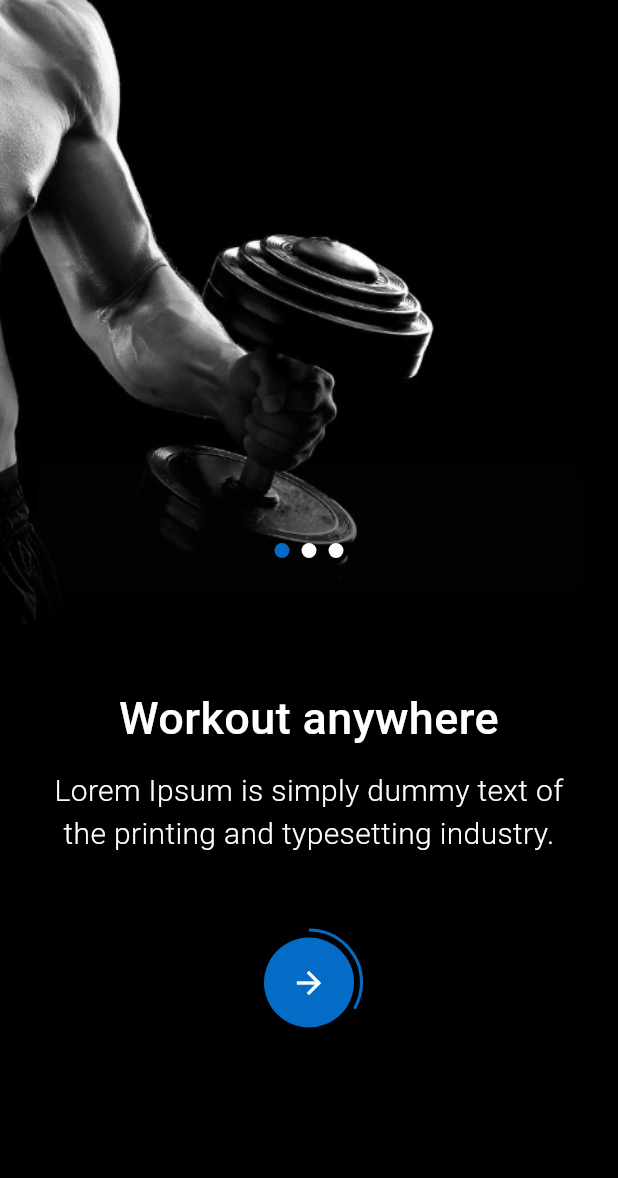
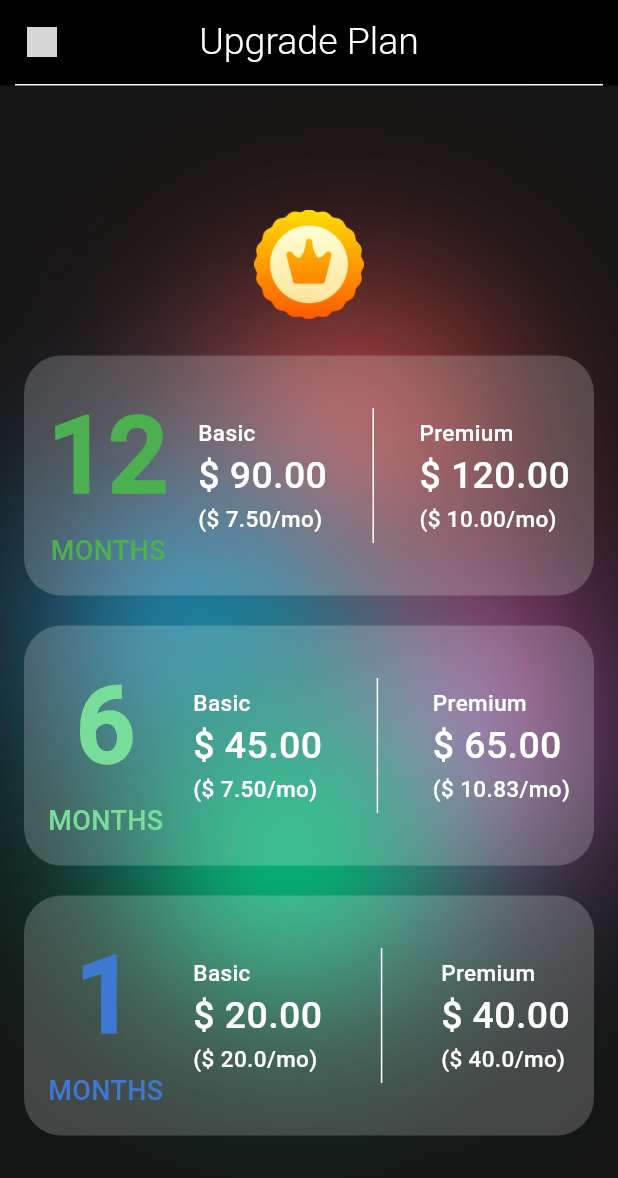
Before and after one commit to mohitrajsinghit/Activeai, a Flutter app: the screen it shows after launch, on a phone screen of 412 x 824 dp. Shown: the top 1178 px of the screen. Run offline on Flutter 3.47's test engine with Material 3 defaults, Android fonts, the phone set to English and light mode, and no system bars; drawn by our look-alikes of smooth_page_indicator; our stand-ins replace intl_phone_field, video_player; grey boxes are pictures that could not be loaded.

Commit message:
upgrade page

```diff
--- a/lib/main.dart
+++ b/lib/main.dart
@@ -1,4 +1,4 @@
-
+import 'package:activeai/view/Main_Tab_Page/Profile/upgradeplanview.dart';
 import 'package:activeai/view/on_boarding/started_view.dart';
 import 'package:flutter/material.dart';
 
@@ -19,7 +19,7 @@ class MyApp extends StatelessWidget {
         fontFamily: "Roboto",
         useMaterial3: true,
       ),
-      home: const StartedView(),
+      home: UpgradePlanView(),
     );
   }
 }
--- a/lib/view/Main_Tab_Page/Home/home_view.dart
+++ b/lib/view/Main_Tab_Page/Home/home_view.dart
@@ -152,7 +152,7 @@ class _HomeViewState extends State<HomeView> {
                     ),
                   ],
                 ),
-                Padding(
+                const Padding(
                   padding: const EdgeInsets.all(8.0),
                   child: Text(
                     'Comments section...', // Replace with actual comments
@@ -163,10 +163,10 @@ class _HomeViewState extends State<HomeView> {
                   padding: const EdgeInsets.all(8.0),
                   child: InkWell(
                     onTap: () {
-                      // Handle view all comments action
+
                     },
                     child: Text(
-                      'View all comments', // Replace with translation or localization
+                      'View all comments',
                       style: TextStyle(color: Colors.grey),
                     ),
                   ),
--- /dev/null
+++ b/lib/view/Main_Tab_Page/Profile/upgradeplanview.dart
@@ -0,0 +1,565 @@
+import 'package:flutter/material.dart';
+
+class UpgradePlanView extends StatefulWidget {
+  const UpgradePlanView({super.key});
+
+  @override
+  State<UpgradePlanView> createState() => _UpgradePlanViewState();
+}
+
+class _UpgradePlanViewState extends State<UpgradePlanView> {
+  late Size media;
+
+  void _showPlanDetails(BuildContext context) {
+    showModalBottomSheet(
+      context: context,
+      backgroundColor: Colors.black,
+      shape: RoundedRectangleBorder(
+        borderRadius: BorderRadius.circular(20.0),
+      ),
+      builder: (BuildContext context) {
+        return Container(
+          padding: const EdgeInsets.all(16.0),
+          decoration: BoxDecoration(
+            color: const Color(0xFF141414),
+            borderRadius: BorderRadius.circular(20.0),
+          ),
+          child: Column(
+            mainAxisSize: MainAxisSize.min,
+            children: [
+              const Text(
+                "12 Months",
+                style: TextStyle(
+                  color: Colors.white,
+                  fontSize: 30,
+                  fontWeight: FontWeight.w500,
+                ),
+              ),
+              const SizedBox(height: 16),
+              const Row(
+                mainAxisAlignment: MainAxisAlignment.spaceBetween,
+                children: [
+                  Column(
+                    crossAxisAlignment: CrossAxisAlignment.start,
+                    children: [
+                      Text(
+                        "Basic",
+                        style: TextStyle(
+                          color: Colors.white,
+                          fontSize: 18,
+                        ),
+                      ),
+                      Text(
+                        "Access to Individual",
+                        style: TextStyle(
+                          color: Colors.white,
+                          fontSize: 14,
+                        ),
+                      ),
+                      Text(
+                        "Access to Group of 5",
+                        style: TextStyle(
+                          color: Colors.white,
+                          fontSize: 14,
+                        ),
+                      ),
+                    ],
+                  ),
+                  const SizedBox(width: 20),
+                  Column(
+                    crossAxisAlignment: CrossAxisAlignment.start,
+                    children: [
+                      Text(
+                        "Premium",
+                        style: TextStyle(
+                          color: Colors.white,
+                          fontSize: 18,
+                        ),
+                      ),
+                      Text(
+                        "Access to Individual",
+                        style: TextStyle(
+                          color: Colors.white,
+                          fontSize: 14,
+                        ),
+                      ),
+                      Text(
+                        "Access to Group of 5",
+                        style: TextStyle(
+                          color: Colors.white,
+                          fontSize: 14,
+                        ),
+                      ),
+                    ],
+                  ),
+                ],
+              ),
+              const SizedBox(height: 16),
+              RoundButton(
+                text: "Upgrade",
+                onPressed: () {
+                  // Handle the upgrade logic here
+                },
+              ),
+            ],
+          ),
+        );
+      },
+    );
+  }
+
+  @override
+  Widget build(BuildContext context) {
+    media = MediaQuery.of(context).size;
+    return Scaffold(
+      backgroundColor: const Color(0xFF141414),
+      appBar: AppBar(
+        backgroundColor: Colors.black,
+        leading: InkWell(
+          onTap: () {
+            Navigator.pop(context);
+          },
+          child: Container(
+            margin: const EdgeInsets.all(8),
+            height: 40,
+            width: 40,
+            alignment: Alignment.center,
+            child: Image.asset(
+              "assets/img/black_btn.png",
+              width: 20,
+              height: 20,
+              fit: BoxFit.contain,
+            ),
+          ),
+        ),
+        title: const Text(
+          'Upgrade Plan',
+          style: TextStyle(
+            fontSize: 25,
+            fontWeight: FontWeight.w100,
+            color: Colors.white,
+          ),
+        ),
+        centerTitle: true,
+        bottom: PreferredSize(
+          preferredSize: const Size.fromHeight(1.0),
+          child: Container(
+            margin: const EdgeInsets.symmetric(horizontal: 10.0),
+            height: 1.0,
+            color: Colors.white,
+          ),
+        ),
+      ),
+      body: Stack(
+        children: [
+          const Positioned.fill(
+            child: DecoratedBox(
+              decoration: BoxDecoration(
+                image: DecorationImage(
+                  image: AssetImage("assets/img/profile_bg.png"),
+                  fit: BoxFit.cover,
+                ),
+              ),
+            ),
+          ),
+          Positioned(
+            width: 73.01,
+            height: 178.5,
+            left: media.width / 2 - 73.01 / 2,
+            top: 30,
+            child: Image.asset(
+              "assets/img/premium-quality-coin.png",
+              width: 113,
+              height: 113,
+              fit: BoxFit.contain,
+            ),
+          ),
+          Positioned(
+            left: 16,
+            right: 16,
+            top: 180,
+            child: GestureDetector(
+              onTap: () => _showPlanDetails(context),
+              child: Container(
+                height: 160,
+                padding: const EdgeInsets.all(16.0),
+                decoration: BoxDecoration(
+                  color: Colors.white.withOpacity(0.2),
+                  borderRadius: BorderRadius.circular(25),
+                ),
+                child: Center(
+                  child: Row(
+                    crossAxisAlignment: CrossAxisAlignment.start,
+                    children: [
+                      Container(
+                        alignment: Alignment.center,
+                        child: const Column(
+                          mainAxisAlignment: MainAxisAlignment.center,
+                          crossAxisAlignment: CrossAxisAlignment.center,
+                          children: [
+                            Text(
+                              "12",
+                              style: TextStyle(
+                                color: Colors.green,
+                                fontSize: 70,
+                                fontWeight: FontWeight.bold,
+                              ),
+                            ),
+                            Text(
+                              "MONTHS",
+                              style: TextStyle(
+                                color: Colors.green,
+                                fontSize: 18,
+                              ),
+                            ),
+                          ],
+                        ),
+                      ),
+                      SizedBox(width: 20),
+                      Expanded(
+                        child: Column(
+                          mainAxisAlignment: MainAxisAlignment.center,
+                          children: [
+                            Row(
+                              mainAxisAlignment: MainAxisAlignment.spaceBetween,
+                              children: [
+                                const Column(
+                                  crossAxisAlignment: CrossAxisAlignment.start,
+                                  children: [
+                                    Text(
+                                      "Basic",
+                                      style: TextStyle(
+                                        color: Colors.white,
+                                        fontSize: 15,
+                                      ),
+                                    ),
+                                    Text(
+                                      "\$ 90.00",
+                                      style: TextStyle(
+                                        color: Colors.white,
+                                        fontSize: 25,
+                                      ),
+                                    ),
+                                    Text(
+                                      "(\$ 7.50/mo)",
+                                      style: TextStyle(
+                                        color: Colors.white,
+                                        fontSize: 15,
+                                      ),
+                                    ),
+                                  ],
+                                ),
+                                SizedBox(width: 20),
+                                Container(
+                                  height: 90,
+                                  width: 1,
+                                  color: Colors.white,
+                                ),
+                                SizedBox(width: 20),
+                                const Column(
+                                  crossAxisAlignment: CrossAxisAlignment.start,
+                                  children: [
+                                    Text(
+                                      "Premium",
+                                      style: TextStyle(
+                                        color: Colors.white,
+                                        fontSize: 15,
+                                      ),
+                                    ),
+                                    Text(
+                                      "\$ 120.00",
+                                      style: TextStyle(
+                                        color: Colors.white,
+                                        fontSize: 25,
+                                      ),
+                                    ),
+                                    Text(
+                                      "(\$ 10.00/mo)",
+                                      style: TextStyle(
+                                        color: Colors.white,
+                                        fontSize: 15,
+                                      ),
+                                    ),
+                                  ],
+                                ),
+                              ],
+                            ),
+                          ],
+                        ),
+                      ),
+                    ],
+                  ),
+                ),
+              ),
+            ),
+          ),
+          Positioned(
+            left: 16,
+            right: 16,
+            top: 360,
+            child: Container(
+              height: 160,
+              padding: const EdgeInsets.all(16.0),
+              decoration: BoxDecoration(
+                color: Colors.white.withOpacity(0.2),
+                borderRadius: BorderRadius.circular(25),
+              ),
+              child: Center(
+                child: Row(
+                  crossAxisAlignment: CrossAxisAlignment.start,
+                  children: [
+                    Container(
+                      alignment: Alignment.center,
+                      child: const Column(
+                        mainAxisAlignment: MainAxisAlignment.center,
+                        crossAxisAlignment: CrossAxisAlignment.center,
+                        children: [
+                          Text(
+                            "6",
+                            style: TextStyle(
+                              color: Color.fromARGB(255, 121, 221, 154),
+                              fontSize: 70,
+                              fontWeight: FontWeight.bold,
+                            ),
+                          ),
+                          Text(
+                            "MONTHS",
+                            style: TextStyle(
+                              color: Color.fromARGB(255, 121, 221, 154),
+                              fontSize: 18,
+                            ),
+                          ),
+                        ],
+                      ),
+                    ),
+                    SizedBox(width: 20),
+                    Expanded(
+                      child: Column(
+                        mainAxisAlignment: MainAxisAlignment.center,
+                        children: [
+                          Row(
+                            mainAxisAlignment: MainAxisAlignment.spaceBetween,
+                            children: [
+                              const Column(
+                                crossAxisAlignment: CrossAxisAlignment.start,
+                                children: [
+                                  Text(
+                                    "Basic",
+                                    style: TextStyle(
+                                      color: Colors.white,
+                                      fontSize: 15,
+                                    ),
+                                  ),
+                                  Text(
+                                    "\$ 45.00",
+                                    style: TextStyle(
+                                      color: Colors.white,
+                                      fontSize: 25,
+                                    ),
+                                  ),
+                                  Text(
+                                    "(\$ 7.50/mo)",
+                                    style: TextStyle(
+                                      color: Colors.white,
+                                      fontSize: 15,
+                                    ),
+                                  ),
+                                ],
+                              ),
+                              SizedBox(width: 20),
+                              Container(
+                                height: 90,
+                                width: 1,
+                                color: Colors.white,
+                              ),
+                              SizedBox(width: 20),
+                              const Column(
+                                crossAxisAlignment: CrossAxisAlignment.start,
+                                children: [
+                                  Text(
+                                    "Premium",
+                                    style: TextStyle(
+                                      color: Colors.white,
+                                      fontSize: 15,
+                                    ),
+                                  ),
+                                  Text(
+                                    "\$ 65.00",
+                                    style: TextStyle(
+                                      color: Colors.white,
+                                      fontSize: 25,
+                                    ),
+                                  ),
+                                  Text(
+                                    "(\$ 10.83/mo)",
+                                    style: TextStyle(
+                                      color: Colors.white,
+                                      fontSize: 15,
+                                    ),
+                                  ),
+                                ],
+                              ),
+                            ],
+                          ),
+                        ],
+                      ),
+                    ),
+                  ],
+                ),
+              ),
+            ),
+          ),
+          Positioned(
+            left: 16,
+            right: 16,
+            top: 540,
+            child: Container(
+              height: 160,
+              padding: const EdgeInsets.all(16.0),
+              decoration: BoxDecoration(
+                color: Colors.white.withOpacity(0.2),
+                borderRadius: BorderRadius.circular(25),
+              ),
+              child: Center(
+                child: Row(
+                  crossAxisAlignment: CrossAxisAlignment.start,
+                  children: [
+                    Container(
+                      alignment: Alignment.center,
+                      child: const Column(
+                        mainAxisAlignment: MainAxisAlignment.center,
+                        crossAxisAlignment: CrossAxisAlignment.center,
+                        children: [
+                          Text(
+                            "1",
+                            style: TextStyle(
+                              color: Color.fromARGB(255, 61, 121, 210),
+                              fontSize: 70,
+                              fontWeight: FontWeight.bold,
+                            ),
+                          ),
+                          Text(
+                            "MONTHS",
+                            style: TextStyle(
+                              color: Color.fromARGB(255, 61, 121, 210),
+                              fontSize: 18,
+                            ),
+                          ),
+                        ],
+                      ),
+                    ),
+                    SizedBox(width: 20),
+                    Expanded(
+                      child: Column(
+                        mainAxisAlignment: MainAxisAlignment.center,
+                        children: [
+                          Row(
+                            mainAxisAlignment: MainAxisAlignment.spaceBetween,
+                            children: [
+                              const Column(
+                                crossAxisAlignment: CrossAxisAlignment.start,
+                                children: [
+                                  Text(
+                                    "Basic",
+                                    style: TextStyle(
+                                      color: Colors.white,
+                                      fontSize: 15,
+                                    ),
+                                  ),
+                                  Text(
+                                    "\$ 20.00",
+                                    style: TextStyle(
+                                      color: Colors.white,
+                                      fontSize: 25,
+                                    ),
+                                  ),
+                                  Text(
+                                    "(\$ 20.0/mo)",
+                                    style: TextStyle(
+                                      color: Colors.white,
+                                      fontSize: 15,
+                                    ),
+                                  ),
+                                ],
+                              ),
+                              SizedBox(width: 20),
+                              Container(
+                                height: 90,
+                                width: 1,
+                                color: Colors.white,
+                              ),
+                              SizedBox(width: 20),
+                              const Column(
+                                crossAxisAlignment: CrossAxisAlignment.start,
+                                children: [
+                                  Text(
+                                    "Premium",
+                                    style: TextStyle(
+                                      color: Colors.white,
+                                      fontSize: 15,
+                                    ),
+                                  ),
+                                  Text(
+                                    "\$ 40.00",
+                                    style: TextStyle(
+                                      color: Colors.white,
+                                      fontSize: 25,
+                                    ),
+                                  ),
+                                  Text(
+                                    "(\$ 40.0/mo)",
+                                    style: TextStyle(
+                                      color: Colors.white,
+                                      fontSize: 15,
+                                    ),
+                                  ),
+                                ],
+                              ),
+                            ],
+                          ),
+                        ],
+                      ),
+                    ),
+                  ],
+                ),
+              ),
+            ),
+          ),
+        ],
+      ),
+    );
+  }
+}
+
+// Assuming you have a custom widget RoundButton
+class RoundButton extends StatelessWidget {
+  final String text;
+  final VoidCallback onPressed;
+
+  const RoundButton({
+    required this.text,
+    required this.onPressed,
+    super.key,
+  });
+
+  @override
+  Widget build(BuildContext context) {
+    return ElevatedButton(
+      onPressed: onPressed,
+      style: ElevatedButton.styleFrom(
+        shape: RoundedRectangleBorder(
+          borderRadius: BorderRadius.circular(30.0),
+        ),
+        backgroundColor: Colors.blue,
+        padding: const EdgeInsets.symmetric(horizontal: 32, vertical: 16),
+      ),
+      child: Text(
+        text,
+        style: const TextStyle(
+          fontSize: 16,
+          fontWeight: FontWeight.bold,
+        ),
+      ),
+    );
+  }
+}
--- a/lib/view/complete_profile/height.dart
+++ b/lib/view/complete_profile/height.dart
@@ -131,7 +131,7 @@ class _HeightState extends State<Height> {
         children: [
           Positioned.fill(
             child: DecoratedBox(
-              decoration: BoxDecoration(
+              decoration:const BoxDecoration(
                 image: DecorationImage(
                   image: AssetImage("assets/img/profile_bg.png"),
                   fit: BoxFit.cover,
@@ -141,21 +141,20 @@ class _HeightState extends State<Height> {
                 children: [
                   SizedBox(
                     height: 65,
-                  ), // Add space for the LinearProgressIndicator
+                  ),
                   LinearProgressIndicator(
                     value: 0.500,
                     backgroundColor: Colors.black.withOpacity(
-                        0.5), // Set background color of the progress indicator
+                        0.5),
                     valueColor: AlwaysStoppedAnimation<Color>(
-                        Colors.blue), // Set color of the progress bar
+                        Colors.blue),
                   ),
                   Expanded(
                     child: Center(
                       child: Container(
                         width: double.infinity,
-                        height: 100, // Example height for the content
-                        color: Colors.transparent, // Color for the content area
-                        // Add your content here
+                        height: 100,
+                        color: Colors.transparent,
                       ),
                     ),
                   ),
@@ -171,13 +170,13 @@ class _HeightState extends State<Height> {
               clipper: MyClipper(),
               child: Container(
                 height: MediaQuery.of(context).size.height *
-                    0.0433, // Reduced height
-                color: Colors.black, // Color for the curve
+                    0.0433,
+                color: Colors.black,
               ),
             ),
           ),
           Positioned(
-            // Position the image in the middle of the screen with specified dimensions
+
             width: 73.01,
             height: 178.5,
             left: MediaQuery.of(context).size.width / 2 - 73.01 / 2,
```
Also changed, not shown: lib/view/Main_Tab_Page/Profile/editprofileview.dart (added, +15 -0 lines), lib/view/Main_Tab_Page/Profile/profile_view.dart (+34 -17 lines), assets/img/premium-quality-coin.png (added).
